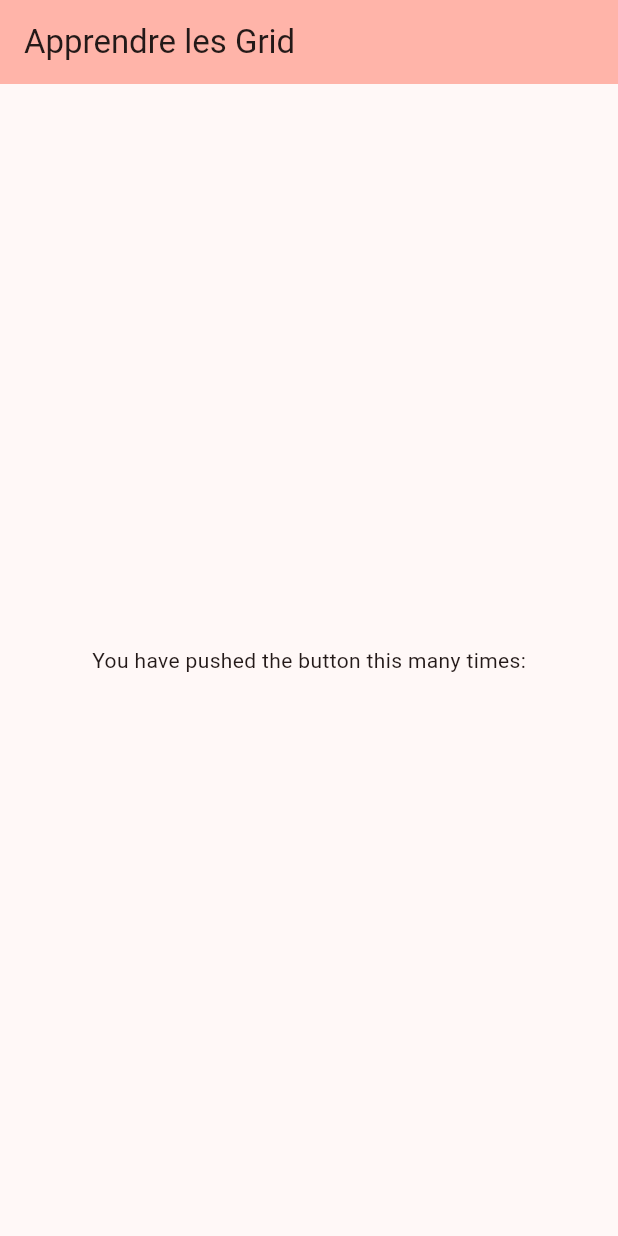
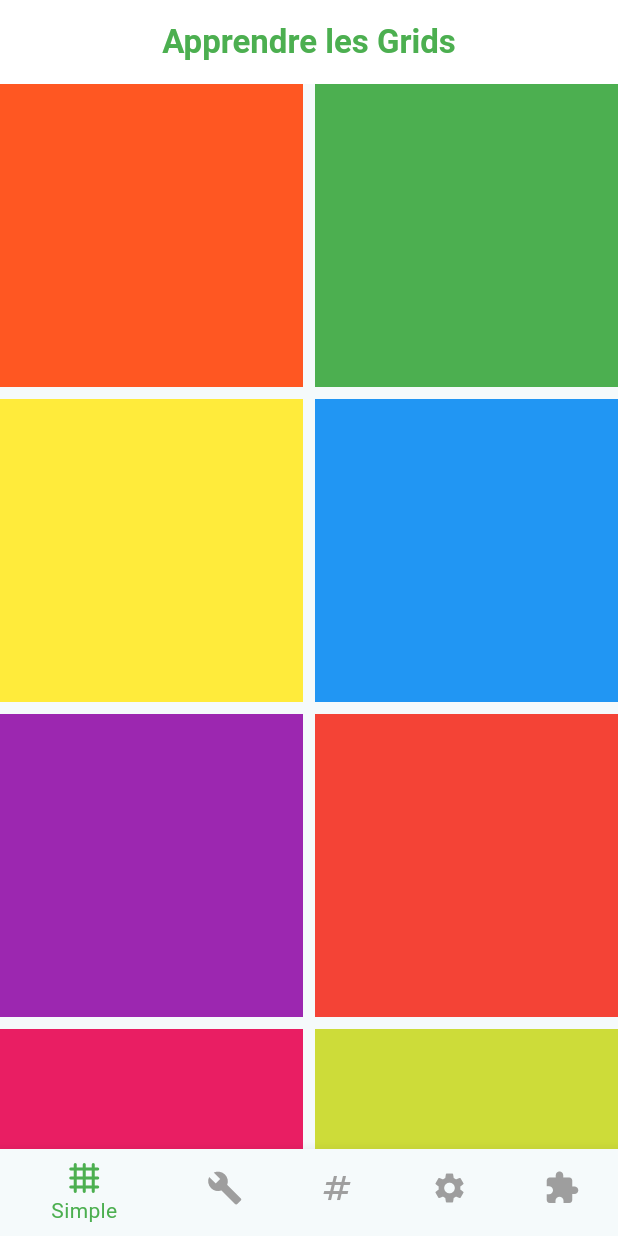
Before and after one commit to siobleromuald/Flutter_popAndNavBar, a Flutter app: the screen it shows after launch, on a phone screen of 412 x 824 dp. Run offline on Flutter 3.47's test engine with Material 3 defaults, Android fonts, the phone set to English and light mode, and no system bars; our stand-ins replace font_awesome_flutter, image_picker.

Commit message:
Ajout de nouvelles pages

```diff
--- a/apprendre_grid/lib/main.dart
+++ b/apprendre_grid/lib/main.dart
@@ -15,10 +15,10 @@ class MyApp extends StatelessWidget {
       debugShowCheckedModeBanner: false,
       title: 'Flutter Grid',
       theme: ThemeData(
-        colorScheme: ColorScheme.fromSeed(seedColor: Colors.red),
+        colorScheme: ColorScheme.fromSeed(seedColor: Colors.grey),
         useMaterial3: true,
       ),
-      home: const HomePage(title: 'Apprendre les Grid'),
+      home: const HomePage(title: 'Apprendre les Grids'),
     );
   }
 }
--- /dev/null
+++ b/apprendre_grid/lib/models/grid_type.dart
@@ -0,0 +1,14 @@
+import 'package:flutter/material.dart';
+
+class GridType{
+  final String _name;
+  final IconData _iconData;
+  final Widget _grid;
+  GridType(this._name,this._iconData,this._grid);
+
+  String get name =>_name;
+  Icon get  icon => Icon(_iconData);
+  Widget get grid => _grid;
+  BottomNavigationBarItem get bottomNavigationBarItem => BottomNavigationBarItem(label: _name, icon: icon,);
+
+}
--- a/apprendre_grid/lib/pages/home_page.dart
+++ b/apprendre_grid/lib/pages/home_page.dart
@@ -1,4 +1,11 @@
+import 'package:apprendre_grid/models/grid_type.dart';
+import 'package:apprendre_grid/pages/grid_builder.dart';
+import 'package:apprendre_grid/pages/orientation_page.dart';
+import 'package:apprendre_grid/widgets/grid_costum.dart';
+import 'package:apprendre_grid/widgets/grid_count.dart';
+import 'package:apprendre_grid/widgets/grid_simple.dart';
 import 'package:flutter/material.dart';
+import 'package:flutter/services.dart';
 
 class HomePage extends StatefulWidget {
   final String title;
@@ -11,21 +18,48 @@ class HomePage extends StatefulWidget {
 
 class _HomePageState extends State<HomePage> {
 
+  int index=0;
+
+  List<GridType> pages=[
+    GridType('Simple', Icons.grid_4x4_rounded, const GridSimple()),
+    GridType('Builder', Icons.build, const GridBuilder()),
+    GridType('Count', Icons.numbers, const GridCount()),
+    GridType('Costum', Icons.settings, const GridCostum()),
+    GridType('Extent', Icons.extension, const DiveceOrientationPage()),
+  ];
+
+
   @override
   Widget build(BuildContext context) {
+    /*SystemChrome.setPreferredOrientations(
+      [
+        DeviceOrientation.portraitUp
+      ]
+    );*/
     return Scaffold(
       appBar: AppBar(
-        backgroundColor: Theme.of(context).colorScheme.inversePrimary,
-        title: Text(widget.title),
+        backgroundColor: Colors.white,
+        title: Text(widget.title,style: const  TextStyle(
+            color: Colors.green,
+            fontWeight: FontWeight.bold
+        ),
+        ),
+        centerTitle: true,
       ),
-      body: const Center(
-        child: Column(
-          mainAxisAlignment: MainAxisAlignment.center,
-          children: <Widget>[
-            Text('You have pushed the button this many times:', ),
+      bottomNavigationBar: BottomNavigationBar(
+          items: pages.map((tab)=>tab.bottomNavigationBarItem).toList(),
+          currentIndex: index,
+          selectedItemColor: Colors.green,
+          unselectedItemColor: Colors.grey,
+          onTap: (newIndex){
+            setState(() {
+              index=newIndex;
+            });
+        },
+      ),
 
-          ],
-        ),
+      body: Center(
+        child: pages[index].grid,
       ),
     );
   }
--- /dev/null
+++ b/apprendre_grid/lib/widgets/grid_simple.dart
@@ -0,0 +1,32 @@
+
+import 'package:flutter/material.dart';
+
+class GridSimple extends StatelessWidget{
+  const GridSimple({super.key});
+
+
+  @override
+  Widget build(BuildContext context) {
+
+    return GridView(
+        scrollDirection: Axis.vertical,//orientation du scrolling
+        gridDelegate:  SliverGridDelegateWithMaxCrossAxisExtent(
+            maxCrossAxisExtent: MediaQuery.of(context).size.width/2,
+            mainAxisSpacing: 8,
+            crossAxisSpacing: 8
+        ),
+      children: [
+          Container(color: Colors.deepOrange,),
+          Container( color: Colors.green, ),
+          Container( color: Colors.yellow, ),
+          Container(color: Colors.blue,),
+          Container( color: Colors.purple, ),
+          Container( color: Colors.red, ),
+          Container(color: Colors.pink,),
+          Container( color: Colors.lime, ),
+          Container( color: Colors.black, ),
+      ],
+    );
+  }
+
+}
```
Also changed, not shown: apprendre_grid/lib/models/user.dart (added, +11 -0 lines), apprendre_grid/lib/models/user_data.dart (added, +20 -0 lines), apprendre_grid/lib/pages/detail_page.dart (added, +35 -0 lines), apprendre_grid/lib/pages/grid_builder.dart (added, +25 -0 lines), apprendre_grid/lib/pages/orientation_page.dart (added, +22 -0 lines), apprendre_grid/lib/widgets/grid_costum.dart (added, +26 -0 lines), apprendre_grid/lib/widgets/grid_count.dart (added, +25 -0 lines), apprendre_grid/lib/widgets/user_card.dart (added, +48 -0 lines).
